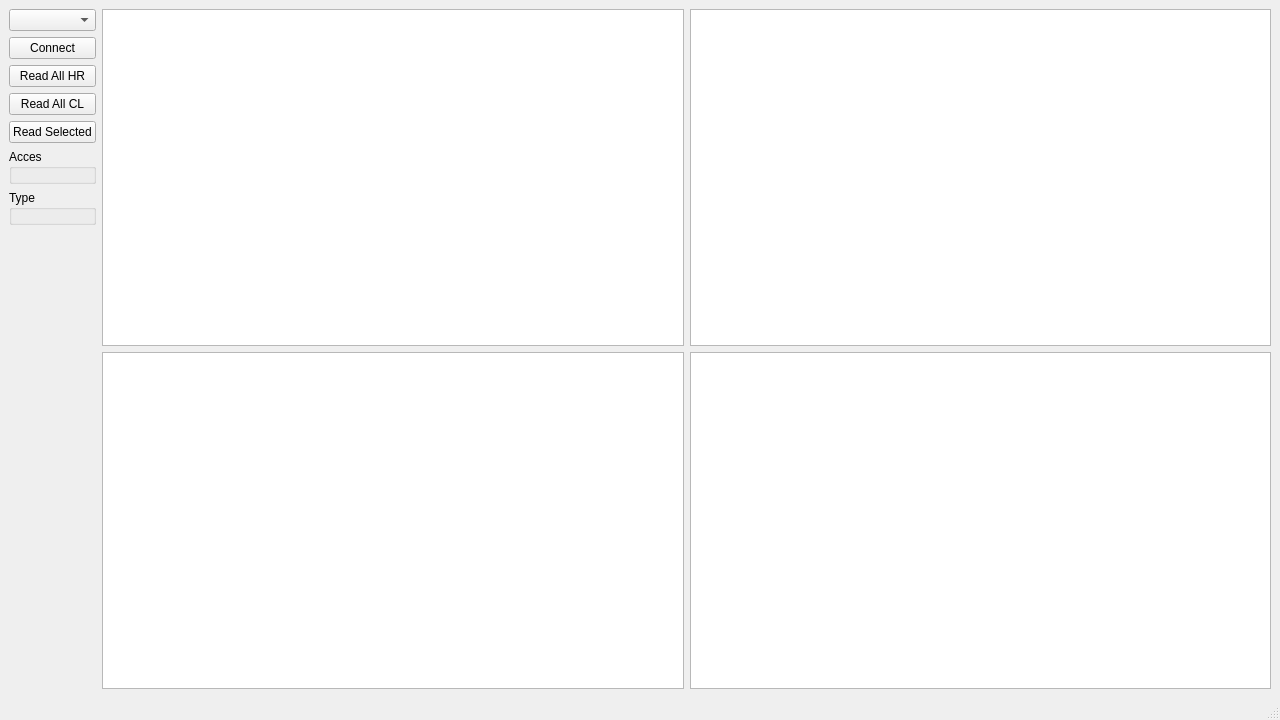
Old version of the form mainwindow.ui in the repository XRay3D/MyModBus.
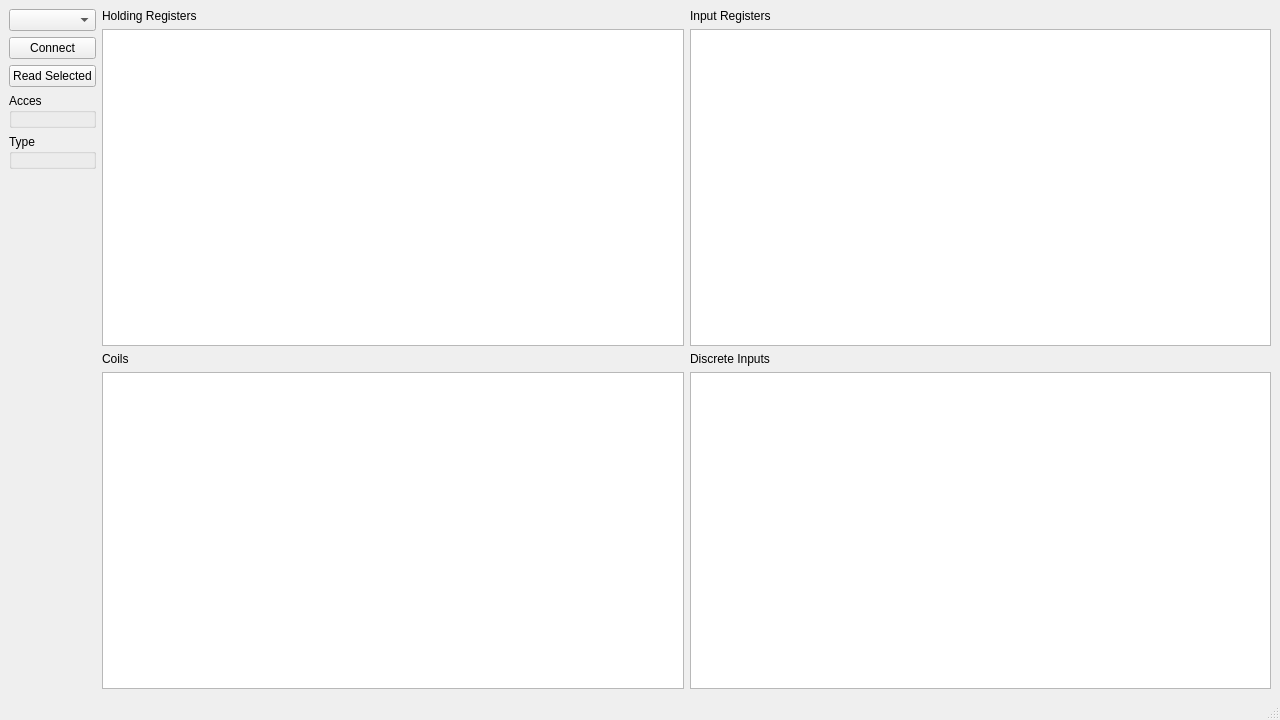
New version of the form.

What changed in the file:
```diff
--- a/mainwindow.ui
+++ b/mainwindow.ui
@@ -15,7 +15,87 @@
   </property>
   <widget class="QWidget" name="centralwidget">
    <layout class="QGridLayout" name="gridLayout">
-    <item row="0" column="0" rowspan="2">
+    <item row="3" column="1">
+     <widget class="QTableView" name="tvCoils">
+      <property name="alternatingRowColors">
+       <bool>true</bool>
+      </property>
+      <property name="selectionBehavior">
+       <enum>QAbstractItemView::SelectRows</enum>
+      </property>
+      <property name="sortingEnabled">
+       <bool>true</bool>
+      </property>
+     </widget>
+    </item>
+    <item row="3" column="2">
+     <widget class="QTableView" name="tvDiscreteInputs">
+      <property name="alternatingRowColors">
+       <bool>true</bool>
+      </property>
+      <property name="selectionBehavior">
+       <enum>QAbstractItemView::SelectRows</enum>
+      </property>
+      <property name="sortingEnabled">
+       <bool>true</bool>
+      </property>
+     </widget>
+    </item>
+    <item row="1" column="2">
+     <widget class="QTableView" name="tvHoldingRegisters_3">
+      <property name="alternatingRowColors">
+       <bool>true</bool>
+      </property>
+      <property name="selectionBehavior">
+       <enum>QAbstractItemView::SelectRows</enum>
+      </property>
+      <property name="sortingEnabled">
+       <bool>true</bool>
+      </property>
+     </widget>
+    </item>
+    <item row="1" column="1">
+     <widget class="QTableView" name="tvHoldingRegisters">
+      <property name="alternatingRowColors">
+       <bool>true</bool>
+      </property>
+      <property name="selectionBehavior">
+       <enum>QAbstractItemView::SelectRows</enum>
+      </property>
+      <property name="sortingEnabled">
+       <bool>true</bool>
+      </property>
+     </widget>
+    </item>
+    <item row="0" column="1">
+     <widget class="QLabel" name="label">
+      <property name="text">
+       <string>Holding Registers</string>
+      </property>
+     </widget>
+    </item>
+    <item row="2" column="1">
+     <widget class="QLabel" name="label_2">
+      <property name="text">
+       <string>Coils</string>
+      </property>
+     </widget>
+    </item>
+    <item row="0" column="2">
+     <widget class="QLabel" name="label_3">
+      <property name="text">
+       <string>Input Registers</string>
+      </property>
+     </widget>
+    </item>
+    <item row="2" column="2">
+     <widget class="QLabel" name="label_4">
+      <property name="text">
+       <string>Discrete Inputs</string>
+      </property>
+     </widget>
+    </item>
+    <item row="0" column="0" rowspan="4">
      <layout class="QVBoxLayout" name="verticalLayout">
       <item>
        <widget class="QComboBox" name="cbxPorts"/>
@@ -27,20 +107,6 @@
         </property>
        </widget>
       </item>
-      <item>
-       <widget class="QPushButton" name="pbReadAll">
-        <property name="text">
-         <string>Read All HR</string>
-        </property>
-       </widget>
-      </item>
-      <item>
-       <widget class="QPushButton" name="pbReadAllCl">
-        <property name="text">
-         <string>Read All CL</string>
-        </property>
-       </widget>
-      </item>
       <item>
        <widget class="QPushButton" name="pbReadSelected">
         <property name="text">
@@ -105,58 +171,6 @@
       </item>
      </layout>
     </item>
-    <item row="0" column="1">
-     <widget class="QTableView" name="tvHoldingRegisters">
-      <property name="alternatingRowColors">
-       <bool>true</bool>
-      </property>
-      <property name="selectionBehavior">
-       <enum>QAbstractItemView::SelectRows</enum>
-      </property>
-      <property name="sortingEnabled">
-       <bool>true</bool>
-      </property>
-     </widget>
-    </item>
-    <item row="0" column="2">
-     <widget class="QTableView" name="tvHoldingRegisters_3">
-      <property name="alternatingRowColors">
-       <bool>true</bool>
-      </property>
-      <property name="selectionBehavior">
-       <enum>QAbstractItemView::SelectRows</enum>
-      </property>
-      <property name="sortingEnabled">
-       <bool>true</bool>
-      </property>
-     </widget>
-    </item>
-    <item row="1" column="1">
-     <widget class="QTableView" name="tvCoils">
-      <property name="alternatingRowColors">
-       <bool>true</bool>
-      </property>
-      <property name="selectionBehavior">
-       <enum>QAbstractItemView::SelectRows</enum>
-      </property>
-      <property name="sortingEnabled">
-       <bool>true</bool>
-      </property>
-     </widget>
-    </item>
-    <item row="1" column="2">
-     <widget class="QTableView" name="tvHoldingRegisters_4">
-      <property name="alternatingRowColors">
-       <bool>true</bool>
-      </property>
-      <property name="selectionBehavior">
-       <enum>QAbstractItemView::SelectRows</enum>
-      </property>
-      <property name="sortingEnabled">
-       <bool>true</bool>
-      </property>
-     </widget>
-    </item>
    </layout>
   </widget>
   <widget class="QMenuBar" name="menubar">
```
